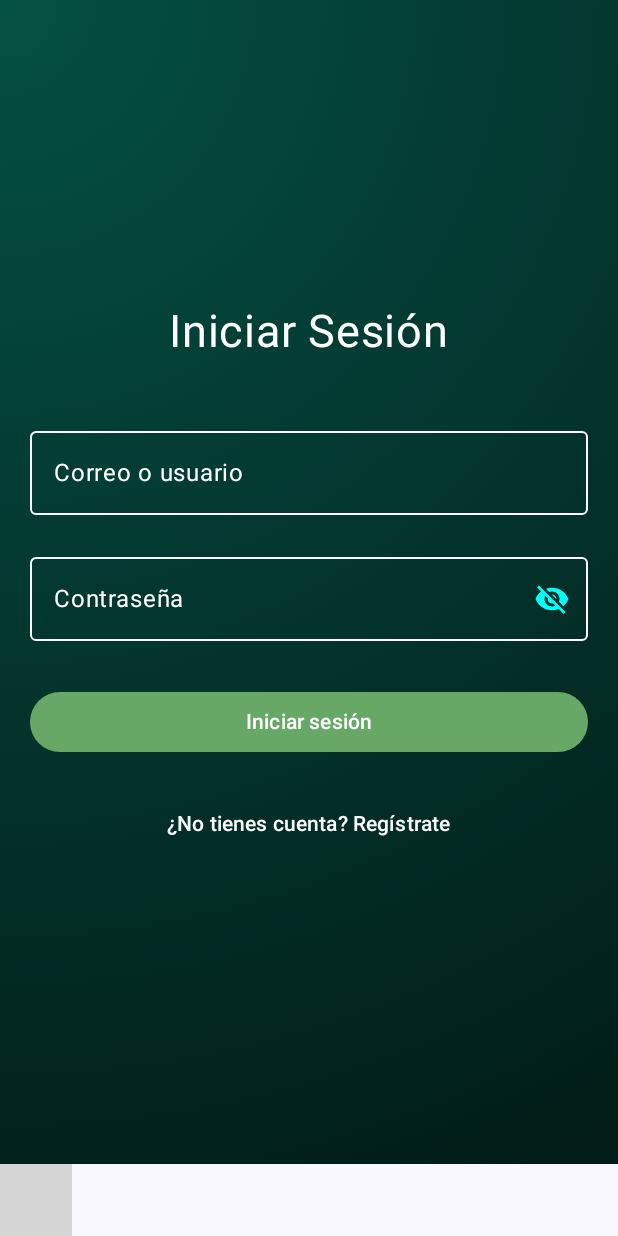
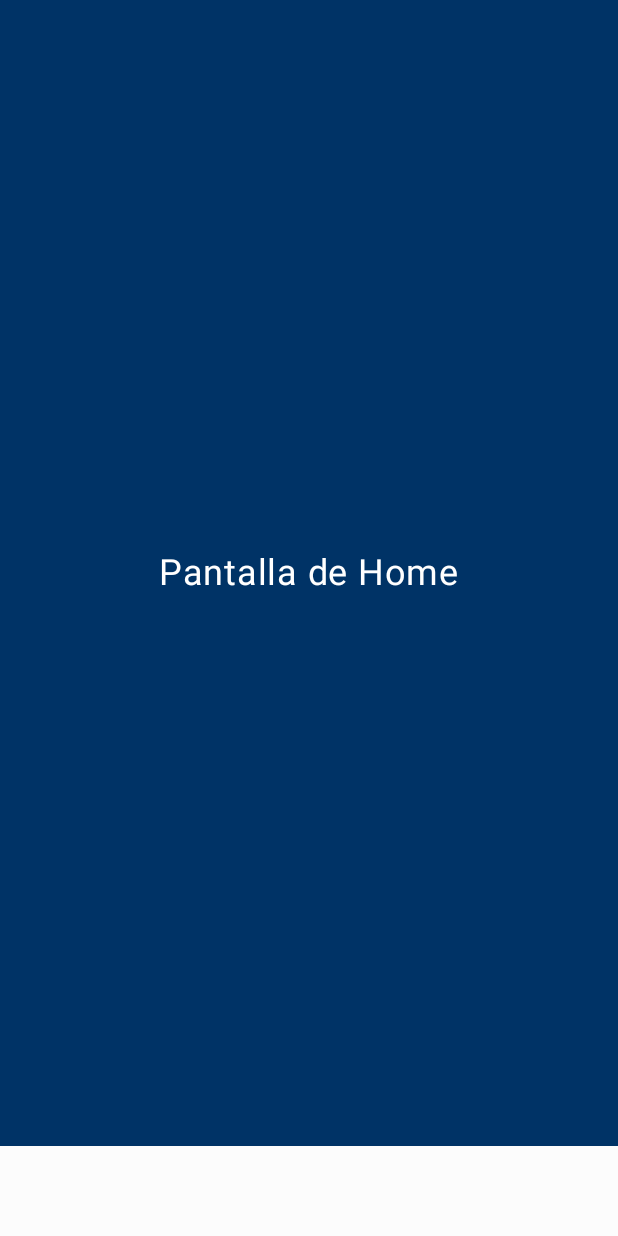
Before and after one commit to ramrom39/SistemaGestionBiblioteca, an Android app built with Jetpack Compose: the composable AppNavigation shown on its own in the app's theme, after a tap on "Iniciar sesión", on a phone screen of 412 x 824 dp. Run offline under Robolectric (Android 15) with nearby library versions, the light colour scheme and no system bars; grey boxes are pictures that could not be loaded.

Commit message:
Primer commit

```diff
--- a/app/src/main/java/com/example/sistemagestionbiblioteca/MainActivity.kt
+++ b/app/src/main/java/com/example/sistemagestionbiblioteca/MainActivity.kt
@@ -11,6 +11,7 @@ import androidx.compose.material3.Text
 import androidx.compose.runtime.Composable
 import androidx.compose.ui.Modifier
 import androidx.compose.ui.tooling.preview.Preview
+import com.example.sistemagestionbiblioteca.navigation.AppNavigation
 import com.example.sistemagestionbiblioteca.ui.theme.SistemaGestionBibliotecaTheme
 
 class MainActivity : ComponentActivity() {
@@ -19,7 +20,7 @@ class MainActivity : ComponentActivity() {
         enableEdgeToEdge()
         setContent {
             SistemaGestionBibliotecaTheme {
-
+                AppNavigation()
             }
         }
     }
--- a/app/src/main/java/com/example/sistemagestionbiblioteca/navigation/AppNavigation.kt
+++ b/app/src/main/java/com/example/sistemagestionbiblioteca/navigation/AppNavigation.kt
@@ -32,62 +32,68 @@ import com.example.sistemagestionbiblioteca.screens.Home
 import com.example.sistemagestionbiblioteca.screens.Shelves
 import com.example.sistemagestionbiblioteca.screens.History
 
+import androidx.compose.foundation.layout.height
+import androidx.compose.foundation.layout.padding
+import androidx.compose.material3.Scaffold
+import androidx.compose.ui.draw.drawBehind
 
-
-import androidx.compose.animation.slideInHorizontally
-import androidx.compose.animation.slideOutHorizontally
-import androidx.compose.foundation.layout.height
-import androidx.compose.ui.draw.drawBehind
 
 @RequiresApi(Build.VERSION_CODES.O)
 @Composable
 fun AppNavigation() {
     val navController = rememberNavController()
 
+    Scaffold(
+        bottomBar = {
+            BottomBar(navController) // ✅ BottomBar centralizada aquí
+        },
+        containerColor = Color(0xFFFCFCFC)
+    ) { innerPadding ->
+
         NavHost(
             navController = navController,
             startDestination = AppScreens.Login.route,
-        modifier = Modifier.background(Color(0xFF002A40))
+            modifier = Modifier
+                .padding(innerPadding)
         ) {
             composable(AppScreens.Login.route) {
                 Login(navController)
             }
-
             composable(AppScreens.Register.route) {
                 Register(navController)
             }
-
             composable(AppScreens.Home.route) {
                 Home(navController)
             }
-
             composable(AppScreens.History.route) {
                 History(navController)
             }
-
             composable(AppScreens.Shelves.route) {
                 Shelves(navController)
             }
-
         }
-
+    }
+}
 
 @Composable
 fun BottomBar(navController: NavController) {
     val currentRoute = navController.currentBackStackEntry?.destination?.route
 
+    // Rutas donde se debe mostrar la BottomBar
     val visibleRoutes = listOf(
         AppScreens.Home.route,
-            AppScreens.History.route,
-            AppScreens.Shelves.route
+        AppScreens.Shelves.route,
+        AppScreens.History.route
     )
 
+    // Si la ruta actual no está en la lista, no mostramos la BottomBar
     if (currentRoute !in visibleRoutes) return
 
+    // Gradiente de fondo para la barra
     val gradientBrush = Brush.linearGradient(
         colors = listOf(
             Color(0xFF67A867), // Verde claro
-                Color(0xFF5FA85F)  // Verde oscuro
+            Color(0xFF5FA85F)  // Verde más oscuro
         )
     )
 
@@ -99,6 +105,7 @@ fun AppNavigation() {
             .drawBehind { drawRect(gradientBrush) }
             .height(54.dp)
     ) {
+        // HOME
         NavigationBarItem(
             icon = {
                 Icon(
@@ -120,6 +127,7 @@ fun AppNavigation() {
             )
         )
 
+        // HISTORY
         NavigationBarItem(
             icon = {
                 Icon(
@@ -141,6 +149,7 @@ fun AppNavigation() {
             )
         )
 
+        // SHELVES
         NavigationBarItem(
             icon = {
                 Icon(
@@ -163,5 +172,3 @@ fun AppNavigation() {
         )
     }
 }
-
-}
--- a/app/src/main/java/com/example/sistemagestionbiblioteca/screens/Home.kt
+++ b/app/src/main/java/com/example/sistemagestionbiblioteca/screens/Home.kt
@@ -1,10 +1,32 @@
 package com.example.sistemagestionbiblioteca.screens
 
+import androidx.compose.foundation.background
+import androidx.compose.foundation.layout.Box
+import androidx.compose.foundation.layout.fillMaxSize
+import androidx.compose.foundation.layout.padding
 import androidx.compose.runtime.Composable
 import androidx.navigation.NavHostController
 import androidx.compose.material3.Text
+import androidx.compose.ui.Alignment
+import androidx.compose.ui.Modifier
+import androidx.compose.ui.graphics.Color
+import androidx.compose.ui.unit.dp
+import androidx.compose.ui.unit.sp
+import androidx.navigation.NavController
 
 @Composable
-fun Home (navController: NavHostController) {
-    Text("Pantalla de Home")
+fun Home(navController: NavController) {
+    Box(
+        modifier = Modifier
+            .fillMaxSize()
+            .padding(bottom = 60.dp) // 👈 le damos espacio manual para no tapar la BottomBar
+            .background(Color(0xFF003366)), // Fondo azul oscuro
+        contentAlignment = Alignment.Center
+    ) {
+        Text(
+            text = "Pantalla de Home",
+            color = Color.White,
+            fontSize = 24.sp
+        )
+    }
 }
--- a/app/src/main/java/com/example/sistemagestionbiblioteca/screens/Login.kt
+++ b/app/src/main/java/com/example/sistemagestionbiblioteca/screens/Login.kt
@@ -21,8 +21,7 @@ import androidx.compose.ui.text.input.*
 import androidx.compose.ui.unit.dp
 import androidx.compose.ui.unit.sp
 import androidx.navigation.NavController
-import com.example.sistemagestionbiblioteca.navigation.AppNavigation
-import com.example.sistemagestionbiblioteca.navigation.AppNavigation
+import com.example.sistemagestionbiblioteca.navigation.AppScreens
 
 @Composable
 fun Login(navController: NavController) {
@@ -32,8 +31,6 @@ fun Login(navController: NavController) {
     var showPassword by remember { mutableStateOf(false) }
     var errorMessage by remember { mutableStateOf("") }
 
-    val context = LocalContext.current
-
     val gradientBrush = Brush.radialGradient(
         colors = listOf(Color(0xFF045043), Color.Black),
         center = Offset(0.5f, 0.5f),
@@ -41,12 +38,12 @@ fun Login(navController: NavController) {
     )
 
     Scaffold(
-        modifier = Modifier.fillMaxSize(),
-        bottomBar = { BottomBar(navController) } // 👈 Solo para probar
+        modifier = Modifier.fillMaxSize()
+        // ❌ NO hay bottomBar aquí
     ) { innerPadding ->
         Box(
             modifier = Modifier
-                .padding(innerPadding)
+                .padding(60.dp)
                 .fillMaxSize()
                 .background(gradientBrush)
                 .pointerInput(Unit) { detectTapGestures { focusManager.clearFocus() } }
```
Lines whose indentation alone changed are shown as unchanged.
